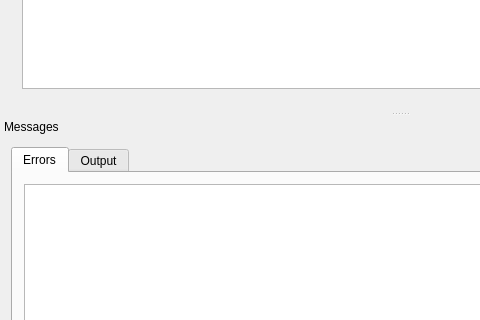
Qt form forms/mainwindow.ui (damaki/Turtyl) before a commit; both pictures show x 0 to 480 and y 148 to 468 of the 800 by 600 pixel window.
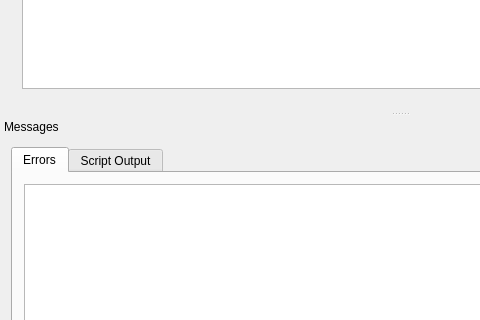
The same form after that commit. The open tabs and pages were chosen to show the change.

```diff
--- a/forms/mainwindow.ui
+++ b/forms/mainwindow.ui
@@ -230,7 +230,7 @@
        </widget>
        <widget class="QWidget" name="outputTab">
         <attribute name="title">
-         <string>Output</string>
+         <string>Script Output</string>
         </attribute>
         <layout class="QVBoxLayout" name="verticalLayout_2">
          <item>
```
Left out of the diff: 56 changed lines with no effect on the pictures.
